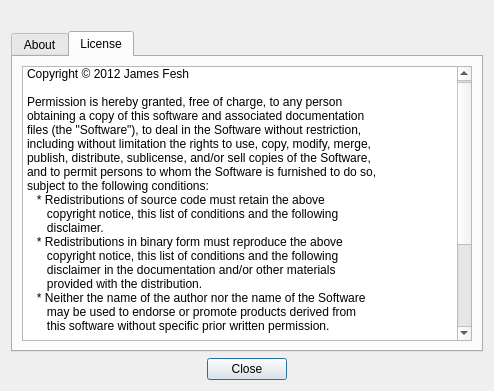
Above: aboutdialog.ui from jfesh95/aletheia before the change. Below: the same form after it.
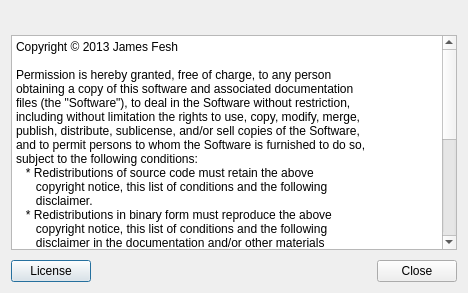
That is the form after the change. The open tabs and pages were chosen to show the change. Icons and pictures are not drawn.

Commit message: Redid the about dialog and the Aletheia image.

What changed in the file:
```diff
--- a/aboutdialog.ui
+++ b/aboutdialog.ui
@@ -6,14 +6,17 @@
    <rect>
     <x>0</x>
     <y>0</y>
-    <width>494</width>
-    <height>391</height>
+    <width>468</width>
+    <height>293</height>
    </rect>
   </property>
   <property name="windowTitle">
    <string>About Aletheia</string>
   </property>
   <layout class="QVBoxLayout" name="verticalLayout">
+   <property name="spacing">
+    <number>10</number>
+   </property>
    <item>
     <widget class="QLabel" name="label_2">
      <property name="text">
@@ -31,18 +34,18 @@
     </widget>
    </item>
    <item>
-    <widget class="QTabWidget" name="tabWidget">
-     <property name="tabShape">
-      <enum>QTabWidget::Rounded</enum>
-     </property>
+    <widget class="QStackedWidget" name="stackedWidget">
      <property name="currentIndex">
       <number>0</number>
      </property>
-     <widget class="QWidget" name="aboutTab">
-      <attribute name="title">
-       <string>About</string>
-      </attribute>
-      <layout class="QVBoxLayout" name="verticalLayout_2">
+     <widget class="QWidget" name="about">
+      <layout class="QVBoxLayout" name="verticalLayout_3">
+       <property name="spacing">
+        <number>20</number>
+       </property>
+       <property name="margin">
+        <number>0</number>
+       </property>
        <item>
         <widget class="QLabel" name="label">
          <property name="text">
@@ -72,53 +75,49 @@
        </item>
       </layout>
      </widget>
-     <widget class="QWidget" name="licenseTab">
-      <attribute name="title">
-       <string>License</string>
-      </attribute>
-      <layout class="QVBoxLayout" name="verticalLayout_3">
+     <widget class="QWidget" name="license">
+      <layout class="QVBoxLayout" name="verticalLayout_2">
+       <property name="spacing">
+        <number>0</number>
+       </property>
+       <property name="margin">
+        <number>0</number>
+       </property>
        <item>
-        <widget class="QTextEdit" name="textEdit">
+        <widget class="QPlainTextEdit" name="plainTextEdit">
          <property name="lineWrapMode">
-          <enum>QTextEdit::NoWrap</enum>
+          <enum>QPlainTextEdit::NoWrap</enum>
          </property>
-         <property name="readOnly">
-          <bool>true</bool>
-         </property>
-         <property name="html">
-          <string>&lt;!DOCTYPE HTML PUBLIC &quot;-//W3C//DTD HTML 4.0//EN&quot; &quot;http://www.w3.org/TR/REC-html40/strict.dtd&quot;&gt;
-&lt;html&gt;&lt;head&gt;&lt;meta name=&quot;qrichtext&quot; content=&quot;1&quot; /&gt;&lt;style type=&quot;text/css&quot;&gt;
-p, li { white-space: pre-wrap; }
-&lt;/style&gt;&lt;/head&gt;&lt;body style=&quot; font-family:'Sans'; font-size:9pt; font-weight:400; font-style:normal;&quot;&gt;
-&lt;p style=&quot; margin-top:0px; margin-bottom:0px; margin-left:0px; margin-right:0px; -qt-block-indent:0; text-indent:0px;&quot;&gt;Copyright © 2012 James Fesh&lt;/p&gt;
-&lt;p style=&quot;-qt-paragraph-type:empty; margin-top:0px; margin-bottom:0px; margin-left:0px; margin-right:0px; -qt-block-indent:0; text-indent:0px;&quot;&gt;&lt;br /&gt;&lt;/p&gt;
-&lt;p style=&quot; margin-top:0px; margin-bottom:0px; margin-left:0px; margin-right:0px; -qt-block-indent:0; text-indent:0px;&quot;&gt;Permission is hereby granted, free of charge, to any person&lt;/p&gt;
-&lt;p style=&quot; margin-top:0px; margin-bottom:0px; margin-left:0px; margin-right:0px; -qt-block-indent:0; text-indent:0px;&quot;&gt;obtaining a copy of this software and associated documentation&lt;/p&gt;
-&lt;p style=&quot; margin-top:0px; margin-bottom:0px; margin-left:0px; margin-right:0px; -qt-block-indent:0; text-indent:0px;&quot;&gt;files (the &amp;quot;Software&amp;quot;), to deal in the Software without restriction,&lt;/p&gt;
-&lt;p style=&quot; margin-top:0px; margin-bottom:0px; margin-left:0px; margin-right:0px; -qt-block-indent:0; text-indent:0px;&quot;&gt;including without limitation the rights to use, copy, modify, merge,&lt;/p&gt;
-&lt;p style=&quot; margin-top:0px; margin-bottom:0px; margin-left:0px; margin-right:0px; -qt-block-indent:0; text-indent:0px;&quot;&gt;publish, distribute, sublicense, and/or sell copies of the Software,&lt;/p&gt;
-&lt;p style=&quot; margin-top:0px; margin-bottom:0px; margin-left:0px; margin-right:0px; -qt-block-indent:0; text-indent:0px;&quot;&gt;and to permit persons to whom the Software is furnished to do so,&lt;/p&gt;
-&lt;p style=&quot; margin-top:0px; margin-bottom:0px; margin-left:0px; margin-right:0px; -qt-block-indent:0; text-indent:0px;&quot;&gt;subject to the following conditions:&lt;/p&gt;
-&lt;p style=&quot; margin-top:0px; margin-bottom:0px; margin-left:0px; margin-right:0px; -qt-block-indent:0; text-indent:0px;&quot;&gt;   * Redistributions of source code must retain the above&lt;/p&gt;
-&lt;p style=&quot; margin-top:0px; margin-bottom:0px; margin-left:0px; margin-right:0px; -qt-block-indent:0; text-indent:0px;&quot;&gt;      copyright notice, this list of conditions and the following&lt;/p&gt;
-&lt;p style=&quot; margin-top:0px; margin-bottom:0px; margin-left:0px; margin-right:0px; -qt-block-indent:0; text-indent:0px;&quot;&gt;      disclaimer.&lt;/p&gt;
-&lt;p style=&quot; margin-top:0px; margin-bottom:0px; margin-left:0px; margin-right:0px; -qt-block-indent:0; text-indent:0px;&quot;&gt;   * Redistributions in binary form must reproduce the above&lt;/p&gt;
-&lt;p style=&quot; margin-top:0px; margin-bottom:0px; margin-left:0px; margin-right:0px; -qt-block-indent:0; text-indent:0px;&quot;&gt;      copyright notice, this list of conditions and the following&lt;/p&gt;
-&lt;p style=&quot; margin-top:0px; margin-bottom:0px; margin-left:0px; margin-right:0px; -qt-block-indent:0; text-indent:0px;&quot;&gt;      disclaimer in the documentation and/or other materials&lt;/p&gt;
-&lt;p style=&quot; margin-top:0px; margin-bottom:0px; margin-left:0px; margin-right:0px; -qt-block-indent:0; text-indent:0px;&quot;&gt;      provided with the distribution.&lt;/p&gt;
-&lt;p style=&quot; margin-top:0px; margin-bottom:0px; margin-left:0px; margin-right:0px; -qt-block-indent:0; text-indent:0px;&quot;&gt;   * Neither the name of the author nor the name of the Software&lt;/p&gt;
-&lt;p style=&quot; margin-top:0px; margin-bottom:0px; margin-left:0px; margin-right:0px; -qt-block-indent:0; text-indent:0px;&quot;&gt;      may be used to endorse or promote products derived from&lt;/p&gt;
-&lt;p style=&quot; margin-top:0px; margin-bottom:0px; margin-left:0px; margin-right:0px; -qt-block-indent:0; text-indent:0px;&quot;&gt;      this software without specific prior written permission.&lt;/p&gt;
-&lt;p style=&quot;-qt-paragraph-type:empty; margin-top:0px; margin-bottom:0px; margin-left:0px; margin-right:0px; -qt-block-indent:0; text-indent:0px;&quot;&gt;&lt;br /&gt;&lt;/p&gt;
-&lt;p style=&quot; margin-top:0px; margin-bottom:0px; margin-left:0px; margin-right:0px; -qt-block-indent:0; text-indent:0px;&quot;&gt;THE SOFTWARE IS PROVIDED &amp;quot;AS IS&amp;quot;, WITHOUT WARRANTY OF ANY&lt;/p&gt;
-&lt;p style=&quot; margin-top:0px; margin-bottom:0px; margin-left:0px; margin-right:0px; -qt-block-indent:0; text-indent:0px;&quot;&gt;KIND, EXPRESS OR IMPLIED, INCLUDING BUT NOT LIMITED TO THE&lt;/p&gt;
-&lt;p style=&quot; margin-top:0px; margin-bottom:0px; margin-left:0px; margin-right:0px; -qt-block-indent:0; text-indent:0px;&quot;&gt;WARRANTIES OF MERCHANTABILITY, FITNESS FOR A PARTICULAR&lt;/p&gt;
-&lt;p style=&quot; margin-top:0px; margin-bottom:0px; margin-left:0px; margin-right:0px; -qt-block-indent:0; text-indent:0px;&quot;&gt;PURPOSE AND NONINFRINGEMENT. IN NO EVENT SHALL THE&lt;/p&gt;
-&lt;p style=&quot; margin-top:0px; margin-bottom:0px; margin-left:0px; margin-right:0px; -qt-block-indent:0; text-indent:0px;&quot;&gt;AUTHORS OR COPYRIGHT HOLDERS BE LIABLE FOR ANY CLAIM,&lt;/p&gt;
-&lt;p style=&quot; margin-top:0px; margin-bottom:0px; margin-left:0px; margin-right:0px; -qt-block-indent:0; text-indent:0px;&quot;&gt;DAMAGES OR OTHER LIABILITY, WHETHER IN AN ACTION OF&lt;/p&gt;
-&lt;p style=&quot; margin-top:0px; margin-bottom:0px; margin-left:0px; margin-right:0px; -qt-block-indent:0; text-indent:0px;&quot;&gt;CONTRACT, TORT OR OTHERWISE, ARISING FROM, OUT OF OR IN&lt;/p&gt;
-&lt;p style=&quot; margin-top:0px; margin-bottom:0px; margin-left:0px; margin-right:0px; -qt-block-indent:0; text-indent:0px;&quot;&gt;CONNECTION WITH THE SOFTWARE OR THE USE OR OTHER DEALINGS&lt;/p&gt;
-&lt;p style=&quot; margin-top:0px; margin-bottom:0px; margin-left:0px; margin-right:0px; -qt-block-indent:0; text-indent:0px;&quot;&gt;IN THE SOFTWARE.&lt;/p&gt;&lt;/body&gt;&lt;/html&gt;</string>
+         <property name="plainText">
+          <string>Copyright © 2013 James Fesh
+
+Permission is hereby granted, free of charge, to any person
+obtaining a copy of this software and associated documentation
+files (the &quot;Software&quot;), to deal in the Software without restriction,
+including without limitation the rights to use, copy, modify, merge,
+publish, distribute, sublicense, and/or sell copies of the Software,
+and to permit persons to whom the Software is furnished to do so,
+subject to the following conditions:
+   * Redistributions of source code must retain the above
+      copyright notice, this list of conditions and the following
+      disclaimer.
+   * Redistributions in binary form must reproduce the above
+      copyright notice, this list of conditions and the following
+      disclaimer in the documentation and/or other materials
+      provided with the distribution.
+   * Neither the name of the author nor the name of the Software
+      may be used to endorse or promote products derived from
+      this software without specific prior written permission.
+
+THE SOFTWARE IS PROVIDED &quot;AS IS&quot;, WITHOUT WARRANTY OF ANY
+KIND, EXPRESS OR IMPLIED, INCLUDING BUT NOT LIMITED TO THE
+WARRANTIES OF MERCHANTABILITY, FITNESS FOR A PARTICULAR
+PURPOSE AND NONINFRINGEMENT. IN NO EVENT SHALL THE
+AUTHORS OR COPYRIGHT HOLDERS BE LIABLE FOR ANY CLAIM,
+DAMAGES OR OTHER LIABILITY, WHETHER IN AN ACTION OF
+CONTRACT, TORT OR OTHERWISE, ARISING FROM, OUT OF OR IN
+CONNECTION WITH THE SOFTWARE OR THE USE OR OTHER DEALINGS
+IN THE SOFTWARE.</string>
          </property>
         </widget>
        </item>
@@ -128,6 +127,16 @@
    </item>
    <item>
     <layout class="QHBoxLayout" name="horizontalLayout_2">
+     <item>
+      <widget class="QPushButton" name="licenseToggle">
+       <property name="text">
+        <string>License</string>
+       </property>
+       <property name="checkable">
+        <bool>true</bool>
+       </property>
+      </widget>
+     </item>
      <item>
       <spacer name="horizontalSpacer">
        <property name="orientation">
@@ -148,19 +157,6 @@
        </property>
       </widget>
      </item>
-     <item>
-      <spacer name="horizontalSpacer_2">
-       <property name="orientation">
-        <enum>Qt::Horizontal</enum>
-       </property>
-       <property name="sizeHint" stdset="0">
-        <size>
-         <width>40</width>
-         <height>20</height>
-        </size>
-       </property>
-      </spacer>
-     </item>
     </layout>
    </item>
   </layout>
```
Left out of the diff: 29 changed lines with no effect on the pictures. The commit also changes 5 other files.
